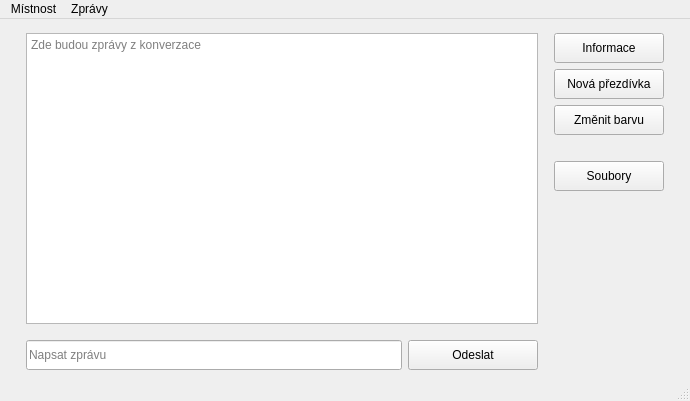
RxiPland/crypto_chat, file crypto_chat/chatwindow.ui: the form before one commit.
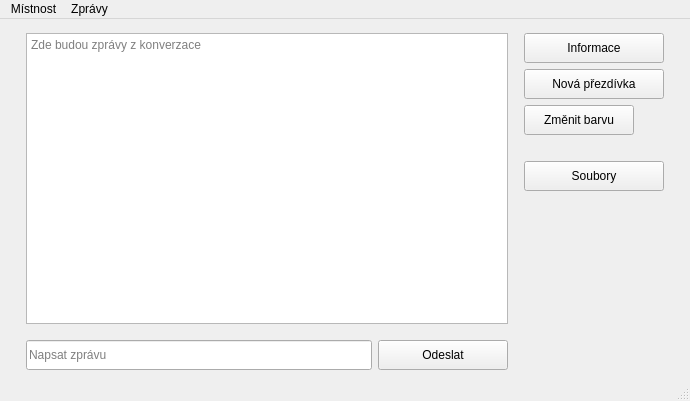
The form after the commit.

Patch:
```diff
--- a/crypto_chat/chatwindow.ui
+++ b/crypto_chat/chatwindow.ui
@@ -197,6 +197,11 @@
          </widget>
         </item>
         <item>
+         <layout class="QHBoxLayout" name="horizontalLayout_4">
+          <property name="rightMargin">
+           <number>0</number>
+          </property>
+          <item>
          <widget class="QPushButton" name="pushButton_4">
           <property name="minimumSize">
            <size>
@@ -208,6 +213,27 @@
            <string>Změnit barvu</string>
           </property>
          </widget>
+          </item>
+          <item>
+           <widget class="QLabel" name="label">
+            <property name="sizePolicy">
+             <sizepolicy hsizetype="Minimum" vsizetype="Fixed">
+              <horstretch>0</horstretch>
+              <verstretch>0</verstretch>
+             </sizepolicy>
+            </property>
+            <property name="minimumSize">
+             <size>
+              <width>24</width>
+              <height>24</height>
+             </size>
+            </property>
+            <property name="text">
+             <string/>
+            </property>
+           </widget>
+          </item>
+         </layout>
         </item>
         <item>
          <spacer name="verticalSpacer_3">
```
Lines whose indentation alone changed are shown as unchanged.
